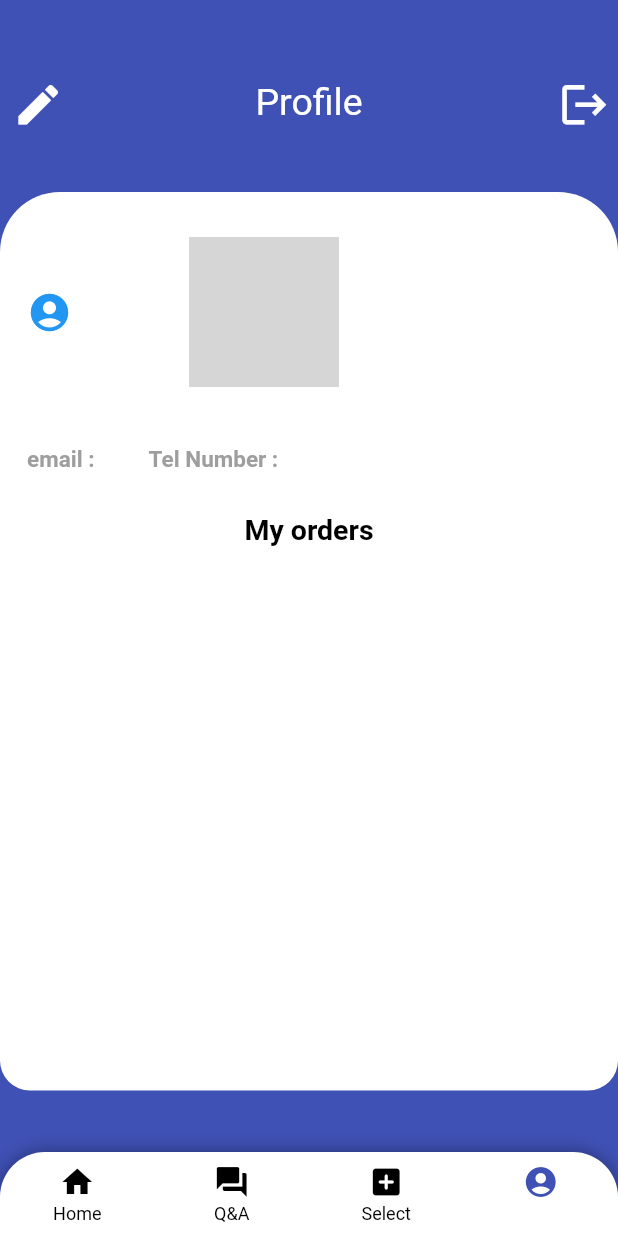
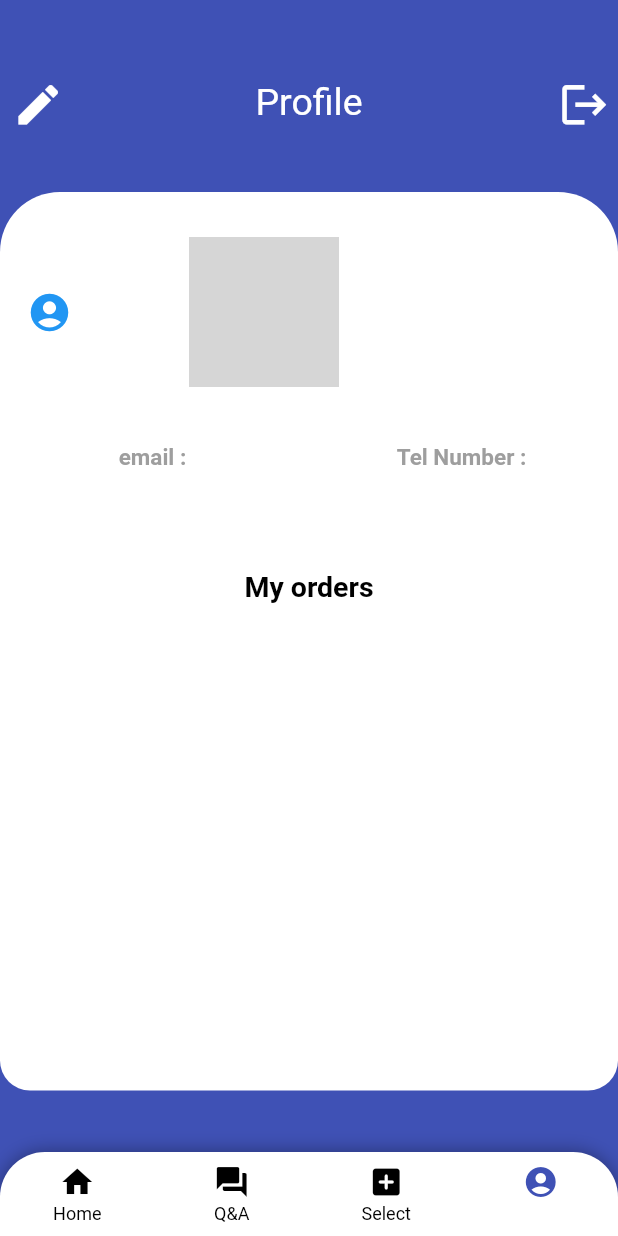
Before and after one commit to SiaBolt/sias_cleaning, a Flutter app: the MainPage screen opened by its route, item 4 of the bottom bar chosen, on a phone screen of 412 x 824 dp. Run offline on Flutter 3.47's test engine with Material 2 defaults, Android fonts, the phone set to English and light mode, and no system bars; our stand-ins replace cloud_firestore, firebase_auth, firebase_core, fluttertoast, introduction_screen, shared_preferences; accounts and stored records are empty; network calls fail; Roboto replaces fonts that are missing (Hind); grey boxes are pictures that could not be loaded.

Commit message:
all is done

```diff
--- a/lib/screens/main_page/profile_screen.dart
+++ b/lib/screens/main_page/profile_screen.dart
@@ -266,7 +266,9 @@ class _ProfileScreenState extends State<ProfileScreen> {
                               ),
                             ),
                             Row(
+                              mainAxisAlignment: MainAxisAlignment.spaceAround,
                               children: [
+                                Column(children: [
                                   Container(
                                     alignment: Alignment.topLeft,
                                     child: const Padding(
@@ -294,11 +296,14 @@ class _ProfileScreenState extends State<ProfileScreen> {
                                       ),
                                     ),
                                   ),
+                                ]),
+                                Column(
+                                  children: [
                                     Container(
                                       alignment: Alignment.topLeft,
                                       child: const Padding(
-                                    padding:
-                                        EdgeInsets.only(left: 18.0, top: 20),
+                                        padding: EdgeInsets.only(
+                                            left: 18.0, top: 20),
                                         child: Text(
                                           "Tel Number :",
                                           style: TextStyle(
@@ -309,6 +314,7 @@ class _ProfileScreenState extends State<ProfileScreen> {
                                       ),
                                     ),
                                     Container(
+                                      width: 100,
                                       alignment: Alignment.topLeft,
                                       child: Padding(
                                         padding: const EdgeInsets.only(
@@ -320,6 +326,8 @@ class _ProfileScreenState extends State<ProfileScreen> {
                                               fontWeight: FontWeight.bold),
                                         ),
                                       ),
+                                    ),
+                                  ],
                                 ),
                               ],
                             ),
```
Lines whose indentation alone changed are shown as unchanged.
